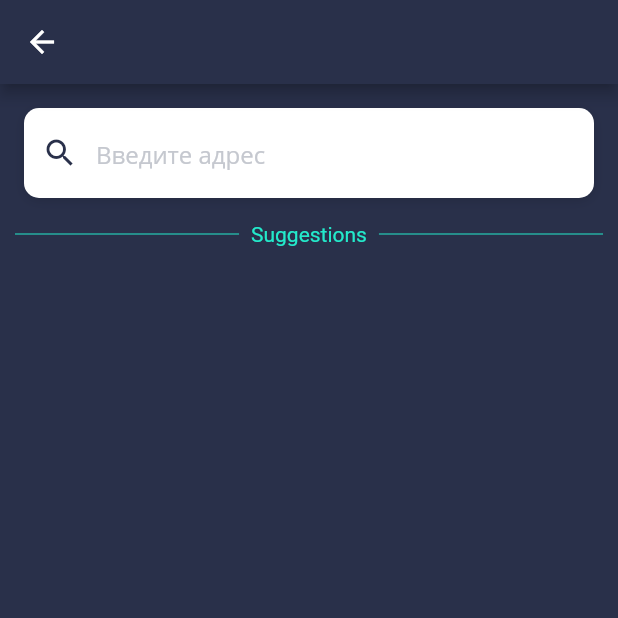
After one commit to IskanderA1/parking_finder, a Flutter app: the SearchLocationView screen opened directly, on a phone screen of 412 x 824 dp, the top half of it. The commit adds this screen. Run offline on Flutter 3.47's test engine with Material 2 defaults, Android fonts, the phone set to English and light mode, and no system bars; our stand-ins replace auto_size_text, geolocator, google_maps_flutter.

Commit message:
add search address

```diff
--- /dev/null
+++ b/lib/model/lat_lon.dart
@@ -0,0 +1,7 @@
+import 'package:flutter/material.dart';
+
+class LatLon{
+  LatLon({@required this.lat,@required this.lon});
+  double lat;
+  double lon;
+}
--- /dev/null
+++ b/lib/model/place.dart
@@ -0,0 +1,10 @@
+class Place {
+  String name;
+  double averageBudget;
+  //String placeId;
+
+  Place(
+      this.name,
+      this.averageBudget,
+      );
+}
--- /dev/null
+++ b/lib/ui/components/divider_with_text_widget.dart
@@ -0,0 +1,31 @@
+import 'package:flutter/material.dart';
+
+class DividerWithText extends StatelessWidget {
+  final String dividerText;
+  const DividerWithText({Key key, @required this.dividerText}) : super(key: key);
+
+  @override
+  Widget build(BuildContext context) {
+    return Row(
+      children: <Widget>[
+        Expanded(child: Padding(
+          padding: const EdgeInsets.only(right:8.0),
+          child: Divider(
+            color: Color(0xFF23eacb),
+          ),
+        )),
+        Text(dividerText,
+          style: TextStyle(
+            color: Color(0xFF23eacb)
+          ),
+        ),
+        Expanded(child: Padding(
+          padding: const EdgeInsets.only(left: 8.0),
+          child: Divider(
+            color: Color(0xFF23eacb),
+          ),
+        )),
+      ],
+    );
+  }
+}
--- /dev/null
+++ b/lib/ui/screens/location_view.dart
@@ -0,0 +1,221 @@
+import 'dart:convert';
+import 'package:flutter/material.dart';
+import 'package:http/http.dart';
+import 'package:parking_finder/model/place.dart';
+import 'package:parking_finder/model/lat_lon.dart';
+import 'package:parking_finder/ui/components/divider_with_text_widget.dart';
+
+import 'package:auto_size_text/auto_size_text.dart';
+import 'package:parking_finder/util/constants.dart';
+import 'dart:async';
+import 'package:uuid/uuid.dart';
+
+const kDaDataApiKey = "a76e35d839b20faf08921dd7a0f3d4796ac3ce33";
+const kGeocodingUrl = "https://cleaner.dadata.ru/api/v1/clean/address";
+const kXSecret = "980f55407af13644bc81b850e5bb81818dc5a117";
+const kContentType = "application/json";
+const kAuthorization = "Token a76e35d839b20faf08921dd7a0f3d4796ac3ce33";
+class SearchLocationView extends StatefulWidget {
+  SearchLocationView({Key key,this.updateLocation}) : super(key: key);
+  final Function updateLocation;
+  @override
+  _SearchLocationViewState createState() => _SearchLocationViewState();
+}
+
+class _SearchLocationViewState extends State<SearchLocationView> {
+  TextEditingController _searchController = new TextEditingController();
+//  Timer _throttle;
+  var uuid = new Uuid();
+
+  String _sessionToken;
+
+  String _heading;
+  List<Place> _placesList;
+  final List<Place> _suggestedList = [];
+  LatLon latLon;
+
+  @override
+  void initState() {
+    super.initState();
+    _heading = "Suggestions";
+    _placesList = _suggestedList;
+    _searchController.addListener(_onSearchChanged);
+
+  }
+
+  @override
+  void dispose() {
+    _searchController.removeListener(_onSearchChanged);
+    _searchController.dispose();
+    super.dispose();
+  }
+
+  _onSearchChanged() {
+    if(_sessionToken == null) {
+      setState(() {
+        _sessionToken = uuid.v4();
+        print("uuid = $_sessionToken");
+      });
+    }
+    getLocationResults(_searchController.text);
+  }
+
+  void getLocationResults(String input) async {
+    if (input.isEmpty) {
+      setState(() {
+        _heading = "Пусто";
+      });
+      return;
+    }
+
+    String baseURL = 'https://suggestions.dadata.ru/suggestions/api/4_1/rs/suggest/address';
+    String request = '$baseURL?query=$input&token=$kDaDataApiKey';
+    Response response = await get(request);
+
+    final predictions = jsonDecode(response.body)['suggestions'];
+
+    List<Place> _displayResults = [];
+
+    for (var i=0; i < predictions.length; i++) {
+      String name = predictions[i]['value'];
+      //String placeId = predictions[i]['place_id'];
+
+      // TODO figure out the budget
+      double averageBudget = 200.0;
+      _displayResults.add(Place(name, averageBudget));
+    }
+
+    if (this.mounted) {
+      setState(() {
+        _heading = "Результа";
+        _placesList = _displayResults;
+      });
+    }
+  }
+
+
+
+  @override
+  Widget build(BuildContext context) {
+    return Scaffold(
+      appBar: AppBar(
+        backgroundColor: Color(0xFF29304a),
+      ),
+      backgroundColor: Color(0xFF29304a),
+      body: Center(
+        child: Column(
+          children: <Widget>[
+            Padding(
+              padding: const EdgeInsets.all(16.0),
+              child: Container(
+                alignment: Alignment.centerLeft,
+                decoration: kBoxDecorationStyle,
+                height: 60.0,
+                child: TextField(
+                  controller: _searchController,
+                  style: TextStyle(
+                    color:  Color(0xFF29304a),
+                    fontFamily: 'OpenSans',
+                  ),
+                  decoration: InputDecoration(
+                    border: InputBorder.none,
+                    contentPadding: EdgeInsets.only(top: 14.0),
+                    prefixIcon: Icon(
+                      Icons.search,
+                      color: Color(0xFF29304a),
+                    ),
+                    hintText: 'Введите адрес',
+                    hintStyle: kHintTextStyle,
+                  ),
+                ),
+              ),
+            ),
+            Padding(
+              padding: const EdgeInsets.only(left: 10.0, right: 10.0,bottom: 14),
+              child: DividerWithText(
+                dividerText: _heading
+              ),
+            ),
+            Expanded(
+              child: ListView.builder(
+                itemCount: _placesList.length,
+                itemBuilder: (BuildContext context, int index) =>
+                    buildPlaceCard(context, index),
+              ),
+            ),
+          ],
+        ),
+      ),
+    );
+  }
+  Widget buildPlaceCard(BuildContext context, int index) {
+    return Hero(
+      tag: "SelectedTrip-${_placesList[index].name}",
+      transitionOnUserGestures: true,
+      child: Container(
+        child: Padding(
+          padding: const EdgeInsets.only(
+            left: 8.0,
+            right: 8.0,
+          ),
+          child: Card(
+            child: InkWell(
+              child: Row(
+                children: <Widget>[
+                  Expanded(
+                    child: Padding(
+                      padding: const EdgeInsets.all(16.0),
+                      child: Column(
+                        children: <Widget>[
+                          Row(
+                            children: <Widget>[
+                              Flexible(
+                                child: AutoSizeText(_placesList[index].name,
+                                    maxLines: 3,
+                                    style: TextStyle(fontSize: 16.0)),
+                              ),
+                            ],
+                          ),
+                        ],
+                      ),
+                    ),
+                  ),
+
+                ],
+              ),
+              onTap: () async {
+                List<String>jsonMap = List();
+                jsonMap.add("${_placesList[index].name}");
+                var responseBody = await apiRequest(kGeocodingUrl, jsonMap);
+                setState(() {
+                  _sessionToken = null;
+                });
+                widget.updateLocation(LatLon(lat: double.parse(responseBody[0]['geo_lat']), lon: double.parse(responseBody[0]['geo_lon'])));
+                Navigator.pop(context);
+              },
+            ),
+          ),
+        ),
+      ),
+    );
+  }
+}
+
+Future apiRequest(String url, List<String> jsonMap) async {
+  Client client = Client();
+  Response response = await client.post(
+      kGeocodingUrl,
+      body: jsonEncode(jsonMap),
+      headers: {
+        'Content-type': kContentType,
+        'Authorization': kAuthorization,
+        'X-Secret': kXSecret
+      });
+  if(response.statusCode == 200){
+    var decodeData = jsonDecode(response.body);
+    return decodeData;
+  }else{
+    print(response.statusCode);
+  }
+  client.close();
+}
--- a/pubspec.yaml
+++ b/pubspec.yaml
@@ -32,6 +32,12 @@ dependencies:
   geolocator: ^6.0.0
   http: ^0.12.2
   flutter_spinkit: ^4.1.2
+  geocoder: ^0.2.1
+  flutter_google_places: ^0.2.6
+  google_maps_webservice: ^0.0.18
+  uuid: 2.2.2
+  auto_size_text: ^2.1.0
+  dio: ^3.0.10
 
 dev_dependencies:
   flutter_test:
```
Also changed, not shown: lib/ui/screens/app_main.dart (+49 -13 lines), pubspec.lock.
